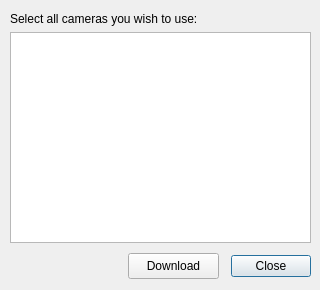
First picture: the form in kstars/ekos/capture/exposurecalculator/fileutilitycameradatadialog.ui, repository KDE/kstars, before the edit.
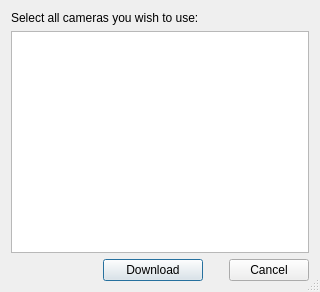
Second picture: the form after the edit.

The edit to the form file:
```diff
--- a/kstars/ekos/capture/exposurecalculator/fileutilitycameradatadialog.ui
+++ b/kstars/ekos/capture/exposurecalculator/fileutilitycameradatadialog.ui
@@ -10,11 +10,11 @@
     <x>0</x>
     <y>0</y>
     <width>320</width>
-    <height>290</height>
+    <height>292</height>
    </rect>
   </property>
   <property name="sizePolicy">
-   <sizepolicy hsizetype="Fixed" vsizetype="Fixed">
+   <sizepolicy hsizetype="Expanding" vsizetype="Expanding">
     <horstretch>0</horstretch>
     <verstretch>0</verstretch>
    </sizepolicy>
@@ -27,78 +27,95 @@
   </property>
   <property name="maximumSize">
    <size>
-    <width>320</width>
-    <height>290</height>
+    <width>16777215</width>
+    <height>16777215</height>
    </size>
   </property>
   <property name="windowTitle">
    <string>Camera Data Download</string>
   </property>
+  <property name="sizeGripEnabled">
+   <bool>true</bool>
+  </property>
+  <layout class="QGridLayout" name="gridLayout">
+   <item row="1" column="0" colspan="4">
+    <widget class="QListWidget" name="availableRemoteCameraList"/>
+   </item>
+   <item row="4" column="2">
+    <widget class="QPushButton" name="downloadB">
+     <property name="sizePolicy">
+      <sizepolicy hsizetype="Preferred" vsizetype="Fixed">
+       <horstretch>0</horstretch>
+       <verstretch>0</verstretch>
+      </sizepolicy>
+     </property>
+     <property name="minimumSize">
+      <size>
+       <width>100</width>
+       <height>0</height>
+      </size>
+     </property>
+     <property name="text">
+      <string>Download</string>
+     </property>
+    </widget>
+   </item>
+   <item row="4" column="1">
+    <spacer name="horizontalSpacer">
+     <property name="orientation">
+      <enum>Qt::Horizontal</enum>
+     </property>
+     <property name="sizeHint" stdset="0">
+      <size>
+       <width>93</width>
+       <height>20</height>
+      </size>
+     </property>
+    </spacer>
+   </item>
+   <item row="4" column="3">
   <widget class="QDialogButtonBox" name="buttonBox">
-   <property name="geometry">
-    <rect>
-     <x>220</x>
-     <y>250</y>
-     <width>91</width>
-     <height>32</height>
-    </rect>
+     <property name="sizePolicy">
+      <sizepolicy hsizetype="MinimumExpanding" vsizetype="Fixed">
+       <horstretch>0</horstretch>
+       <verstretch>0</verstretch>
+      </sizepolicy>
+     </property>
+     <property name="minimumSize">
+      <size>
+       <width>100</width>
+       <height>3</height>
+      </size>
    </property>
    <property name="orientation">
     <enum>Qt::Horizontal</enum>
    </property>
    <property name="standardButtons">
-    <set>QDialogButtonBox::Close</set>
-   </property>
-  </widget>
-  <widget class="QListWidget" name="availableRemoteCameraList">
-   <property name="geometry">
-    <rect>
-     <x>10</x>
-     <y>32</y>
-     <width>301</width>
-     <height>211</height>
-    </rect>
-   </property>
-  </widget>
+      <set>QDialogButtonBox::Cancel</set>
+     </property>
+    </widget>
+   </item>
+   <item row="0" column="0" colspan="4">
   <widget class="QLabel" name="resultLable">
-   <property name="geometry">
-    <rect>
-     <x>10</x>
-     <y>10</y>
-     <width>291</width>
-     <height>17</height>
-    </rect>
-   </property>
    <property name="text">
     <string>Select all cameras you wish to use:</string>
    </property>
   </widget>
-  <widget class="QPushButton" name="downloadB">
-   <property name="geometry">
-    <rect>
-     <x>128</x>
-     <y>253</y>
-     <width>91</width>
-     <height>26</height>
-    </rect>
-   </property>
-   <property name="text">
-    <string>Download</string>
-   </property>
-  </widget>
+   </item>
+   <item row="4" column="0">
   <widget class="QLabel" name="counter">
-   <property name="geometry">
-    <rect>
-     <x>20</x>
-     <y>256</y>
-     <width>51</width>
-     <height>22</height>
-    </rect>
+     <property name="minimumSize">
+      <size>
+       <width>60</width>
+       <height>0</height>
+      </size>
    </property>
    <property name="text">
     <string/>
    </property>
   </widget>
+   </item>
+  </layout>
  </widget>
  <resources/>
  <connections>
```
Lines whose indentation alone changed are shown as unchanged.
